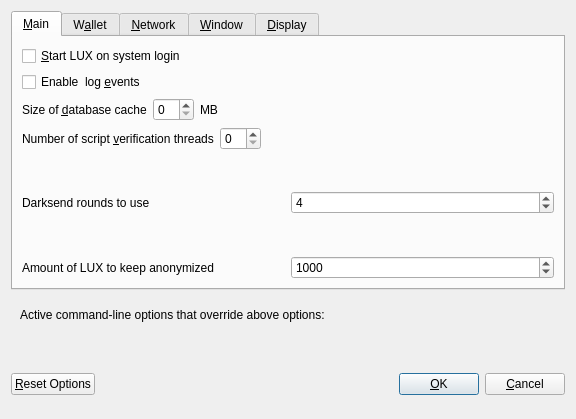
This is src/qt/forms/optionsdialog.ui in Rubixblockchain/RUNES-ProtoMaster as Qt 5 draws it before an edit. The edited form follows.
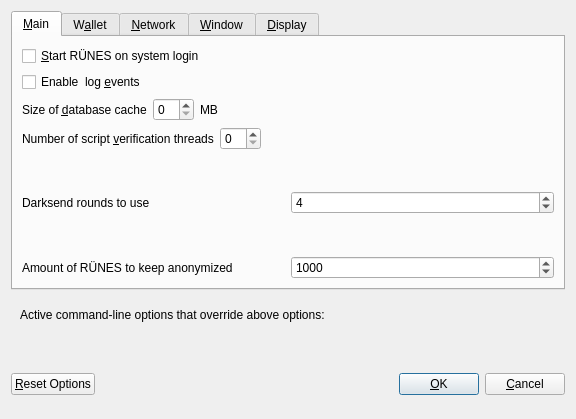
This is the edited form. The open tabs and pages were chosen to show the change. Custom widgets are drawn as their Qt base class.

The edit to the form file:
```diff
--- a/src/qt/forms/optionsdialog.ui
+++ b/src/qt/forms/optionsdialog.ui
@@ -33,7 +33,7 @@
           <string>Automatically start LUX after logging in to the system.</string>
          </property>
          <property name="text">
-          <string>&amp;Start LUX on system login</string>
+          <string>&amp;Start RÜNES on system login</string>
          </property>
         </widget>
        </item>
@@ -197,12 +197,12 @@
             <string notr="true"/>
            </property>
            <property name="text">
-            <string>Amount of LUX to keep anonymized</string>
+            <string>Amount of RÜNES to keep anonymized</string>
            </property>
           </widget>
          </item>
          <item>
-          <widget class="QSpinBox" name="anonymizeLux">
+          <widget class="QSpinBox" name="anonymizeRÜNES">
            <property name="minimum">
             <number>100</number>
            </property>
```
Left out of the diff: 10 changed lines with no effect on the pictures.
